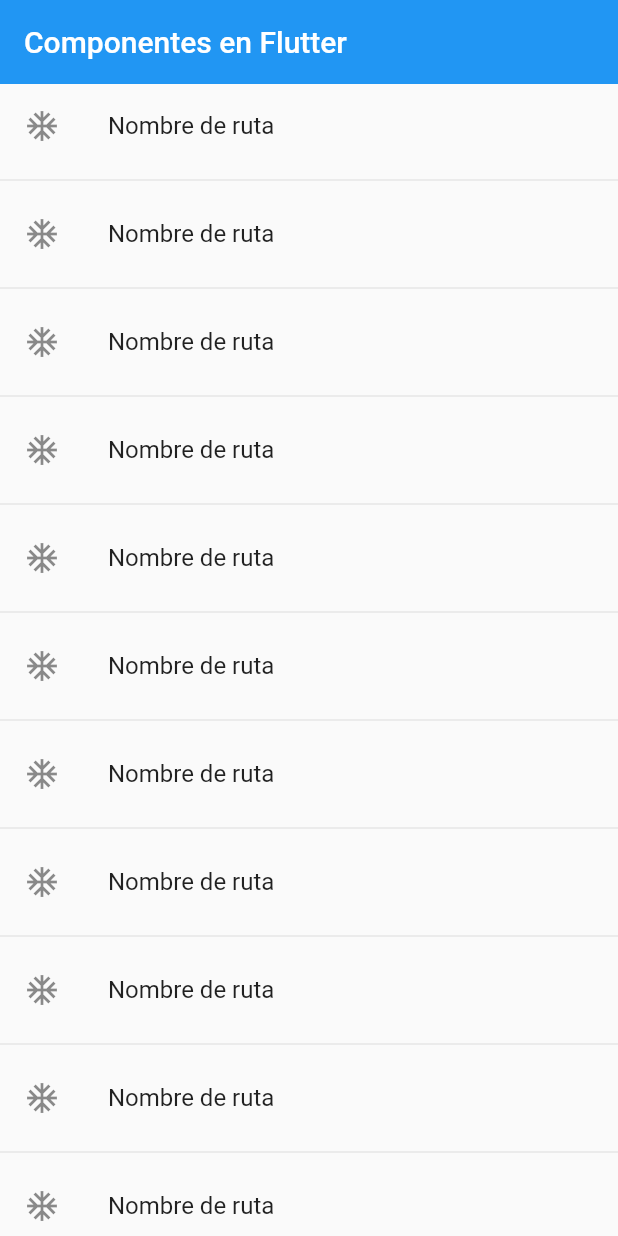
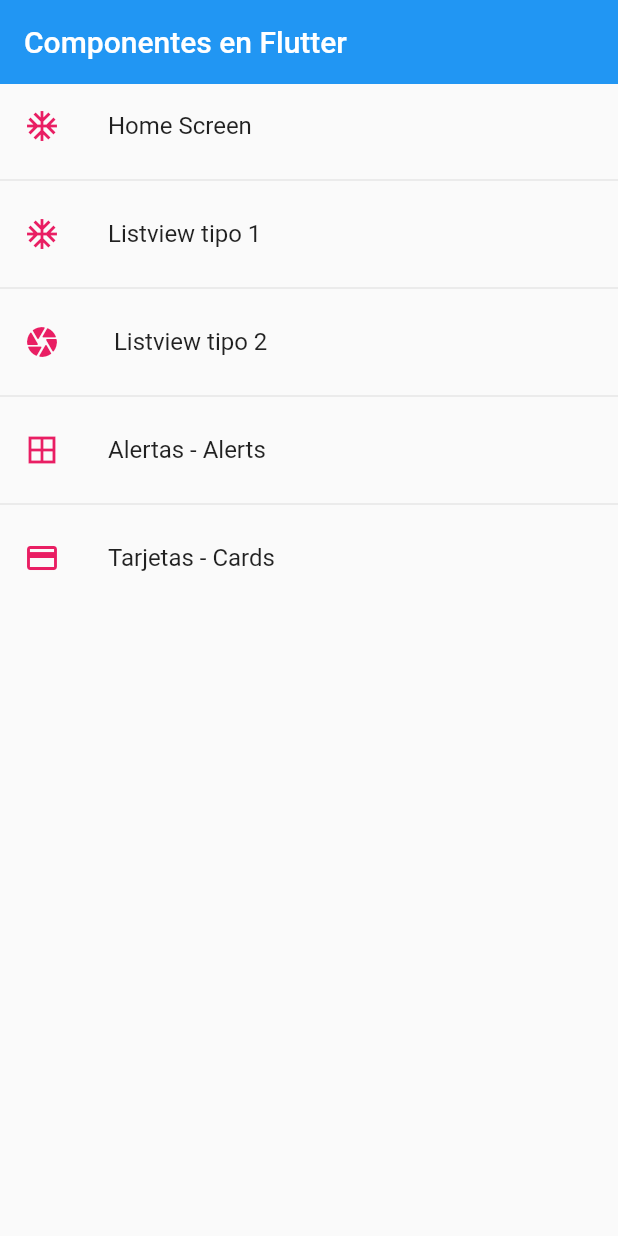
Before and after one commit to Lisandris/Listview1, a Flutter app: the screen it shows after launch, on a phone screen of 412 x 824 dp. Run offline on Flutter 3.47's test engine with Material 2 defaults, Android fonts, the phone set to English and light mode, and no system bars.

Commit message:
modelos y rutas terminados

```diff
--- a/lib/main.dart
+++ b/lib/main.dart
@@ -1,3 +1,4 @@
+import 'package:fl_components/router/app_routes.dart';
 import 'package:flutter/material.dart';
 
 import 'package:fl_components/screens/screens.dart';
@@ -13,23 +14,13 @@ class MyApp extends StatelessWidget {
 
   @override
   Widget build(BuildContext context) {
+    print(AppRoutes.initialRoute);
     return MaterialApp(
       debugShowCheckedModeBanner: false,
       title: 'Material App',
-      // home: const CardScreen(),
-      initialRoute: 'home',
-      routes: {
-      'home'     : ( BuildContext context ) => const HomeScreen(),
-      'listview1': ( BuildContext context ) => const Listview1Screen(),
-      'listview2': ( BuildContext context ) => const Listview2Screen(),
-      'alert'    : ( BuildContext context ) => const AlertScreen(),
-      'card'     : ( BuildContext context ) => const CardScreen(),
-     },
-     onGenerateRoute: (settings) {
-      return MaterialPageRoute(
-            builder: (context) => const AlertScreen(),
-      );
-     }
+      initialRoute: AppRoutes.initialRoute,
+      routes: AppRoutes.getAppRoutes(),
+      onGenerateRoute: AppRoutes.onGenerateRoute
     );
   }
 }
--- /dev/null
+++ b/lib/models/menu_option.dart
@@ -0,0 +1,16 @@
+import 'package:flutter/material.dart' show IconData, Widget;
+
+class MenuOptions {
+
+  final String route;
+  final IconData icon;
+  final String name;
+  final Widget screen;
+
+  MenuOptions({
+    required this.route,
+    required this.icon,
+    required this.name,
+    required this.screen
+  });
+}
--- /dev/null
+++ b/lib/models/models.dart
@@ -0,0 +1,3 @@
+
+
+export 'package:fl_components/models/menu_option.dart';
--- /dev/null
+++ b/lib/models/screens.dart
@@ -0,0 +1 @@
+// TODO Implement this library.
--- /dev/null
+++ b/lib/router/app_routes.dart
@@ -0,0 +1,46 @@
+import 'package:flutter/material.dart';
+import 'package:fl_components/models/models.dart';
+import 'package:fl_components/screens/screens.dart';
+
+
+class AppRoutes {
+
+ static const initialRoute = 'home';
+
+ static final menuOptions =<MenuOptions>[
+    // TODO: borrar home
+  MenuOptions(route: 'home', name: 'Home Screen', screen: const HomeScreen(),icon: Icons.ac_unit_outlined ),
+  MenuOptions(route: 'listview1', name: 'Listview tipo 1', screen: const Listview1Screen(), icon: Icons.ac_unit_outlined ),
+  MenuOptions(route: 'listview2', name: ' Listview tipo 2', screen: const Listview2Screen(), icon:Icons.camera_rounded),
+  MenuOptions(route: 'alert', name: 'Alertas - Alerts', screen: const AlertScreen(), icon: Icons.border_all_sharp),
+  MenuOptions(route: 'card', name: 'Tarjetas - Cards', screen: const CardScreen(), icon: Icons.credit_card),
+];
+
+ static Map<String, Widget Function(BuildContext)> getAppRoutes() {
+
+  Map<String, Widget Function(BuildContext)> appRoutes = {};
+
+  for (final option in menuOptions) {
+    appRoutes.addAll({ option.route: ( BuildContext context ) => option.screen });
+  }
+
+   return appRoutes;
+
+ }
+//static Map<String, Widget Function(BuildContext)> routes = {
+//     'home'     : ( BuildContext context ) => const HomeScreen(),
+//    'listview1': ( BuildContext context ) => const Listview1Screen(),
+//  'listview2': ( BuildContext context ) => const Listview2Screen(),
+//'alert'    : ( BuildContext context ) => const AlertScreen(),
+//'card'     : ( BuildContext context ) => const CardScreen(),
+//};
+
+
+
+  static Route<dynamic> onGenerateRoute( RouteSettings settings) {
+        return MaterialPageRoute(
+            builder: (context) => const AlertScreen(),
+      );
+ }
+
+  }
--- a/lib/screens/home_screen.dart
+++ b/lib/screens/home_screen.dart
@@ -1,22 +1,28 @@
+// import 'package:fl_components/models/menu_option.dart';
+import 'package:fl_components/router/app_routes.dart';
 import 'package:flutter/material.dart';
 
-import 'listview1_screen.dart';
+// import 'listview1_screen.dart';
 
 class HomeScreen extends StatelessWidget {
 
   const HomeScreen({Key? key}) : super(key: key);
 
+
   @override
   Widget build(BuildContext context) {
+
+    final menuOptions = AppRoutes.menuOptions;
+
     return Scaffold(
       appBar: AppBar(
         title: const Text ('Componentes en Flutter'),
         elevation: 0,
       ),
       body: ListView.separated(
-        itemBuilder: (contex, index) => ListTile(
-          leading: const Icon( Icons.ac_unit_sharp),
-          title: const Text ('Nombre de ruta'),
+        itemBuilder: (contex, i ) => ListTile(
+          leading: Icon( menuOptions[i].icon, color: Colors.pink, ),
+          title: Text (menuOptions[i].name ),
           onTap: () {
 
            //final  Route = MaterialPageRoute(
@@ -24,12 +30,12 @@ class HomeScreen extends StatelessWidget {
            // );
            //Navigator.push(context,Route );
 
-        Navigator.pushNamed(context, 'card' );
+        Navigator.pushNamed(context, menuOptions[i].route);
 
-          },
-        ),
+        },
+      ),
         separatorBuilder:( _, __ ) => const Divider(),
-         itemCount: 100
+         itemCount: menuOptions.length
       ),
     );
 
```
